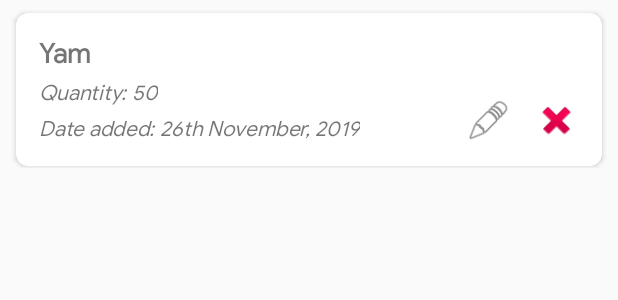
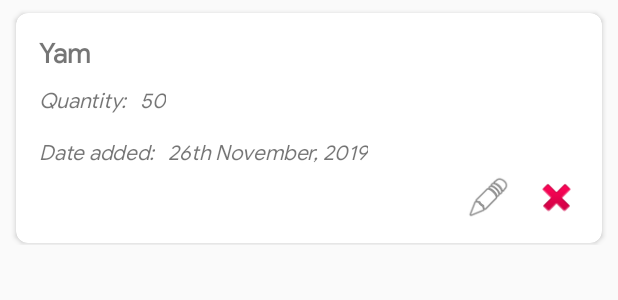
Before and after one commit to mayokunadeniyi/Shopping-List, an Android app: the layout item_list.xml on its own in the app's theme, with its tools: preview values and no code run, on a phone screen of 412 x 824 dp. Shown: the top 300 px of the screen. Run offline under Robolectric (Android 15) with nearby library versions, the phone set to English and light mode, and no system bars.

```diff
--- a/app/src/main/java/com/mayokun/shoppinglist/ui/itemlist/ItemListFragment.kt
+++ b/app/src/main/java/com/mayokun/shoppinglist/ui/itemlist/ItemListFragment.kt
@@ -6,6 +6,7 @@ import androidx.fragment.app.Fragment
 import android.view.LayoutInflater
 import android.view.View
 import android.view.ViewGroup
+import androidx.core.view.get
 import androidx.databinding.DataBindingUtil
 import androidx.lifecycle.Observer
 import androidx.lifecycle.ViewModelProviders
--- a/app/src/main/res/layout/item_list.xml
+++ b/app/src/main/res/layout/item_list.xml
@@ -36,7 +36,8 @@
                     android:layout_height="wrap_content"
                     android:textStyle="bold"
                     android:textSize="18sp"
-                    tools:text="Yam" />
+                    tools:text="Yam"
+                    app:setItemName="@{item}"/>
 
                 <LinearLayout
                     android:id="@+id/firstLinear"
@@ -62,7 +63,10 @@
                         android:layout_height="wrap_content"
                         android:layout_below="@id/item_name"
                         android:textStyle="italic"
-                        tools:text="50" />
+                        tools:text="50"
+                        android:padding="5dp"
+                        android:layout_marginEnd="5dp"
+                        app:setItemQuantity="@{item}"/>
 
                 </LinearLayout>
 
@@ -79,7 +83,7 @@
                         android:text="@string/date_added"
                         android:layout_width="wrap_content"
                         android:textStyle="italic"
-                        android:layout_marginRight="3dp"
+                        android:layout_marginEnd="3dp"
                         android:layout_height="wrap_content" />
 
                     <TextView
@@ -87,30 +91,35 @@
                         android:layout_height="wrap_content"
                         android:id="@+id/item_date_added"
                         tools:text="26th November, 2019"
-                        android:textStyle="italic" />
+                        android:layout_marginEnd="5dp"
+                        android:textStyle="italic"
+                        android:padding="5dp"
+                        app:setDateCreated="@{item}"/>
                 </LinearLayout>
 
 
                 <TableRow
-                    android:layout_alignParentRight="true"
                     android:layout_width="wrap_content"
                     android:layout_height="wrap_content"
-                    android:layout_marginTop="15dp"
-                    android:layout_alignBottom="@id/secondLinear"
+                    android:layout_alignParentRight="true"
+
+                    android:layout_below="@id/secondLinear"
                     android:orientation="horizontal">
 
                     <Button
                         android:id="@+id/editBtn"
+                        android:layout_width="30dp"
                         android:layout_height="30dp"
-                        android:layout_width="30dp"
                         android:layout_marginRight="15dp"
-                        android:background="@android:drawable/ic_menu_edit" />
+                        android:background="@android:drawable/ic_menu_edit"
+                        android:focusable="true" />
 
                     <Button
                         android:id="@+id/deleteBtn"
                         android:layout_width="30dp"
                         android:layout_height="30dp"
-                        android:background="@android:drawable/ic_delete" />
+                        android:background="@android:drawable/ic_delete"
+                        android:focusable="true" />
 
                 </TableRow>
 
```
Also changed, not shown: app/src/main/java/com/mayokun/shoppinglist/ui/itemlist/ShoppingItemAdapter.kt (+41 -4 lines), app/src/main/java/com/mayokun/shoppinglist/utils/BindingUtils.kt (added, +30 -0 lines).
